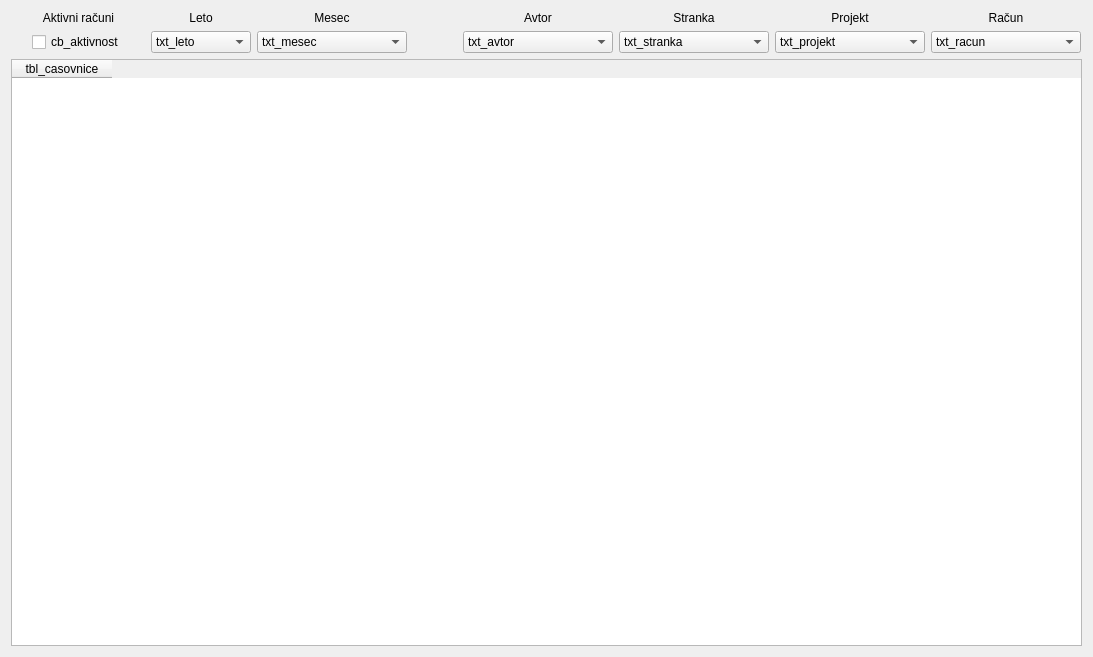
The window that wid_casovnice.ui (bubi-luka/BubiRacun) describes before a commit, drawn with Qt 5.
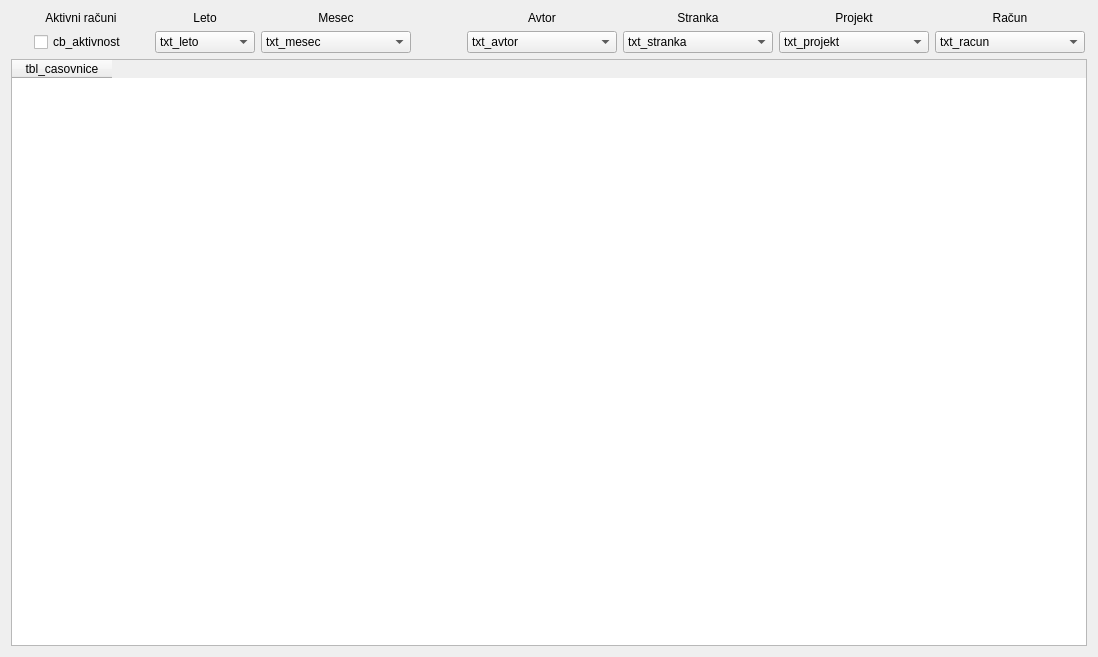
The same window after the commit.

What changed in the file:
```diff
--- a/wid_casovnice.ui
+++ b/wid_casovnice.ui
@@ -6,7 +6,7 @@
    <rect>
     <x>0</x>
     <y>0</y>
-    <width>1093</width>
+    <width>1098</width>
     <height>657</height>
    </rect>
   </property>
@@ -267,6 +267,9 @@
    </item>
    <item>
     <widget class="QTableWidget" name="tbl_casovnice">
+     <property name="enabled">
+      <bool>true</bool>
+     </property>
      <property name="editTriggers">
       <set>QAbstractItemView::AllEditTriggers</set>
      </property>
```
Left out of the diff: 5 changed lines with no effect on the pictures.
